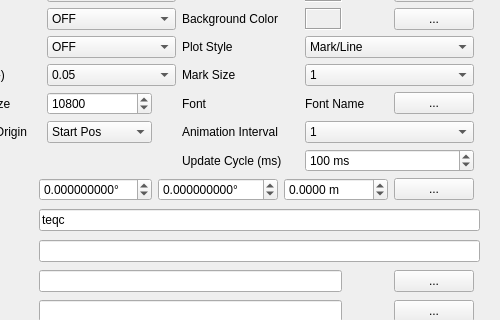
Qt form app/rtkplot_qt/plotopt.ui (tomojitakasu/RTKLIB) before a commit; both pictures show x 515 to 1015 and y 154 to 474 of the 1015 by 660 pixel window.
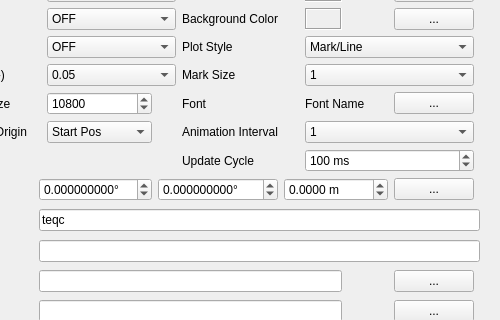
The same form after that commit. Icons and pictures are not drawn.

Patch:
```diff
--- a/app/rtkplot_qt/plotopt.ui
+++ b/app/rtkplot_qt/plotopt.ui
@@ -833,7 +833,7 @@
          <string/>
         </property>
         <property name="text">
-         <string>Update Cycle (ms)</string>
+         <string>Update Cycle</string>
         </property>
        </widget>
       </item>
```
Left out of the diff: 6 changed lines with no effect on the pictures.
